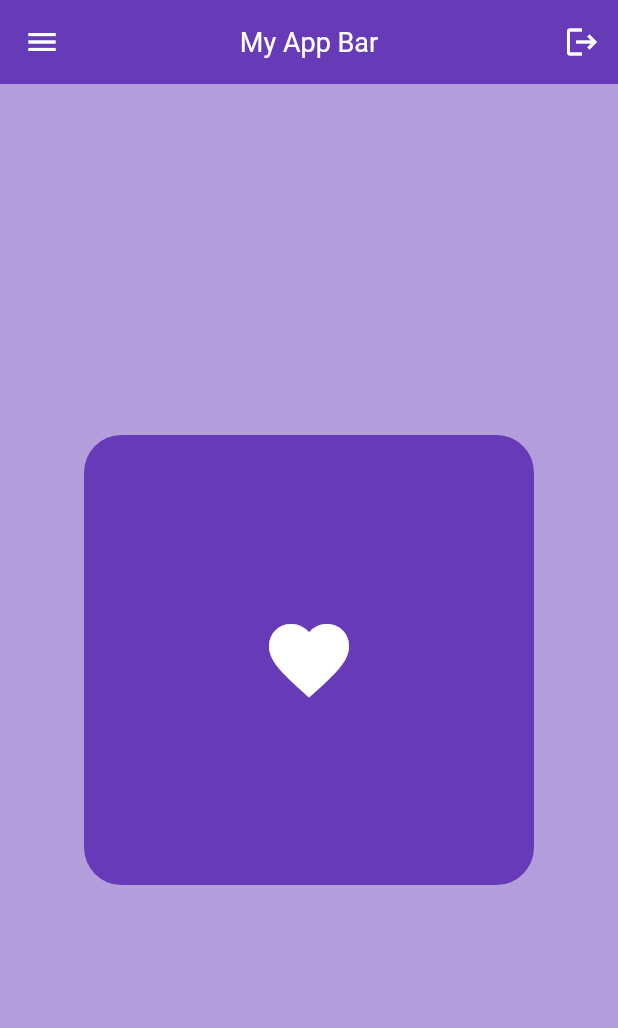
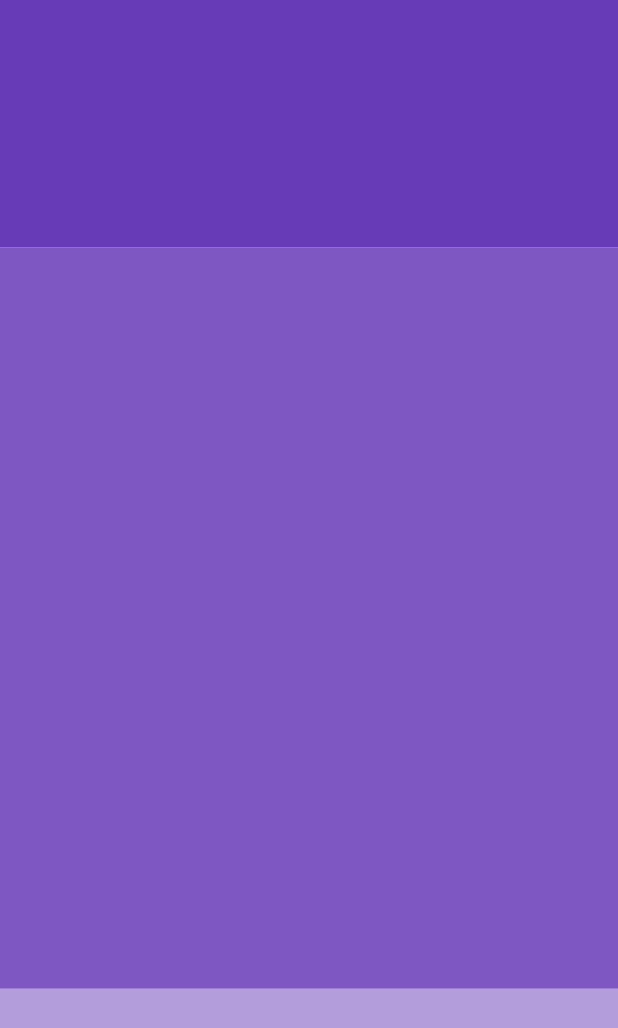
Before and after one commit to HtetWaiHlyanKyaw/Flutter-Widgets-Testing, a Flutter app: the screen it shows after launch, on a phone screen of 412 x 824 dp. Shown: the top 1028 px of the screen. Run offline on Flutter 3.47's test engine with Material 3 defaults, Android fonts, the phone set to English and light mode, and no system bars.

Commit message:
Home, Body, AppBar, Columns and Properties

```diff
--- a/lib/main.dart
+++ b/lib/main.dart
@@ -15,50 +15,77 @@ class MyApp extends StatelessWidget {
     return MaterialApp(
       debugShowCheckedModeBanner: false,
       home: Scaffold(
-        backgroundColor: Colors.deepPurple[200],
-        appBar: AppBar(
-          title: Text("My App Bar",
-              style: TextStyle(color: Colors.white, fontSize: 18)),
-          centerTitle: true,
-          backgroundColor: Colors.deepPurple[500],
-          leading: Icon(
-            Icons.menu,
-            color: Colors.white,
+          // backgroundColor: Colors.deepPurple[200],
+          // appBar: AppBar(
+          //   title: Text("My App Bar",
+          //       style: TextStyle(color: Colors.white, fontSize: 18)),
+          //   centerTitle: true,
+          //   backgroundColor: Colors.deepPurple[500],
+          //   leading: Icon(
+          //     Icons.menu,
+          //     color: Colors.white,
+          //   ),
+          //   actions: [
+          //     IconButton(
+          //         onPressed: () {},
+          //         icon: Icon(
+          //           Icons.logout,
+          //           color: Colors.white,
+          //         ))
+          //   ],
+          // ),
+          // body: Center(
+          //   child: Container(
+          //     height: 300,
+          //     width: 300,
+          //     decoration: BoxDecoration(
+          //       color: Colors.deepPurple[500],
+          //       borderRadius: BorderRadius.circular(25),
+          //     ),
+          //     padding: EdgeInsets.all(25),
+          //     child: Icon(
+          //       Icons.favorite,
+          //       color: Colors.white,
+          //       size: 64,
+          //     ),
+          //     // child: Text(
+          //     //   "Htet Wai",
+          //     //   style: TextStyle(
+          //     //     color: Colors.white,
+          //     //     fontSize: 28,
+          //     //     fontWeight: FontWeight.bold,
+          //     //   ),
+          //     // ),
+          //   ),
+          // ),
+          body: Column(
+        // mainAxisAlignment: MainAxisAlignment.start,
+        // crossAxisAlignment: CrossAxisAlignment.start,
+        children: [
+          Expanded(
+            child: Container(
+              // height: 200,
+              // width: 200,
+              color: Colors.deepPurple,
+            ),
           ),
-          actions: [
-            IconButton(
-                onPressed: () {},
-                icon: Icon(
-                  Icons.logout,
-                  color: Colors.white,
-                ))
-          ],
-        ),
-        body: Center(
-          child: Container(
-            height: 300,
-            width: 300,
-            decoration: BoxDecoration(
-              color: Colors.deepPurple[500],
-              borderRadius: BorderRadius.circular(25),
+          Expanded(
+            flex: 3,
+            child: Container(
+              // height: 200,
+              // width: 200,
+              color: Colors.deepPurple[400],
             ),
-            padding: EdgeInsets.all(25),
-            child: Icon(
-              Icons.favorite,
-              color: Colors.white,
-              size: 64,
+          ),
+          Expanded(
+            child: Container(
+              // height: 200,
+              // width: 200,
+              color: Colors.deepPurple[200],
             ),
-            // child: Text(
-            //   "Htet Wai",
-            //   style: TextStyle(
-            //     color: Colors.white,
-            //     fontSize: 28,
-            //     fontWeight: FontWeight.bold,
-            //   ),
-            // ),
           ),
-        ),
-      ),
+        ],
+      )),
     );
   }
 }
```
